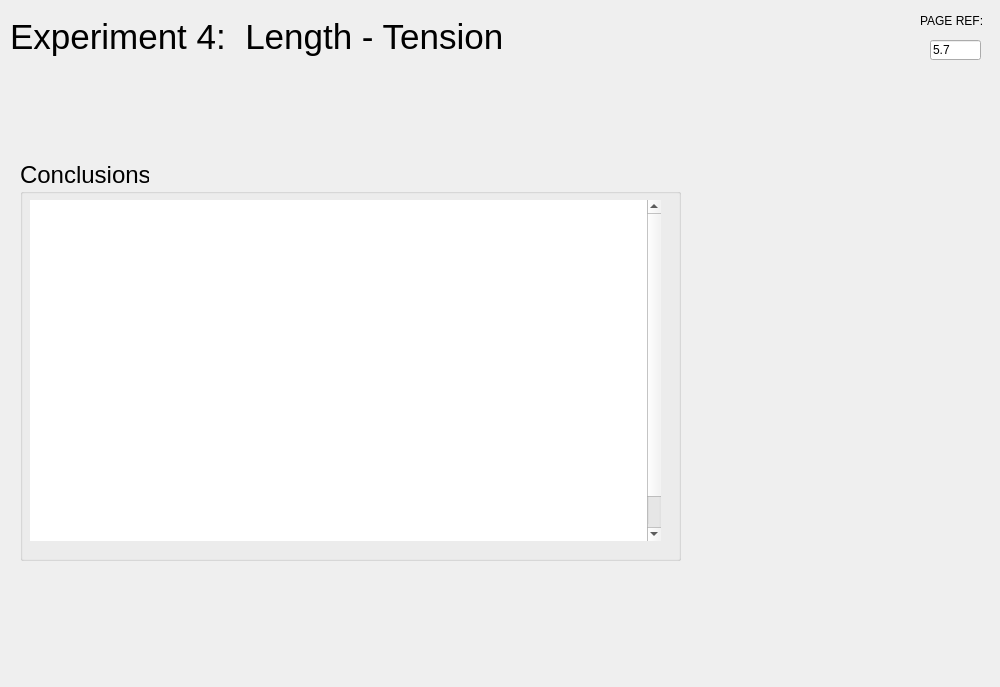
Before: the Qt Designer form rsc/ui/experiment4_conclussions.ui in KarinaKarenik/Skeletal-Muscle-Contraction-Lab, drawn with Qt 5.
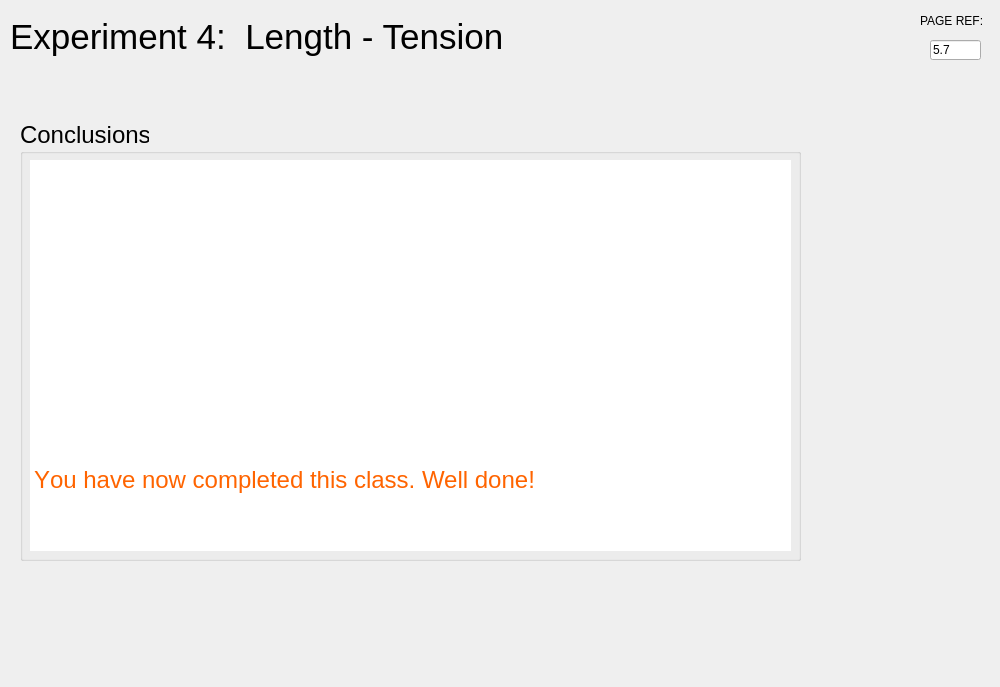
After: the same form once the commit is applied.

```diff
--- a/rsc/ui/experiment4_conclussions.ui
+++ b/rsc/ui/experiment4_conclussions.ui
@@ -63,7 +63,7 @@
      <rect>
       <x>10</x>
       <y>0</y>
-      <width>571</width>
+      <width>701</width>
       <height>74</height>
      </rect>
     </property>
@@ -80,9 +80,9 @@
     <property name="geometry">
      <rect>
       <x>20</x>
-      <y>160</y>
-      <width>661</width>
-      <height>401</height>
+      <y>120</y>
+      <width>781</width>
+      <height>441</height>
      </rect>
     </property>
     <property name="font">
@@ -98,8 +98,8 @@
       <rect>
        <x>10</x>
        <y>40</y>
-       <width>631</width>
-       <height>341</height>
+       <width>761</width>
+       <height>391</height>
       </rect>
      </property>
      <property name="font">
```
